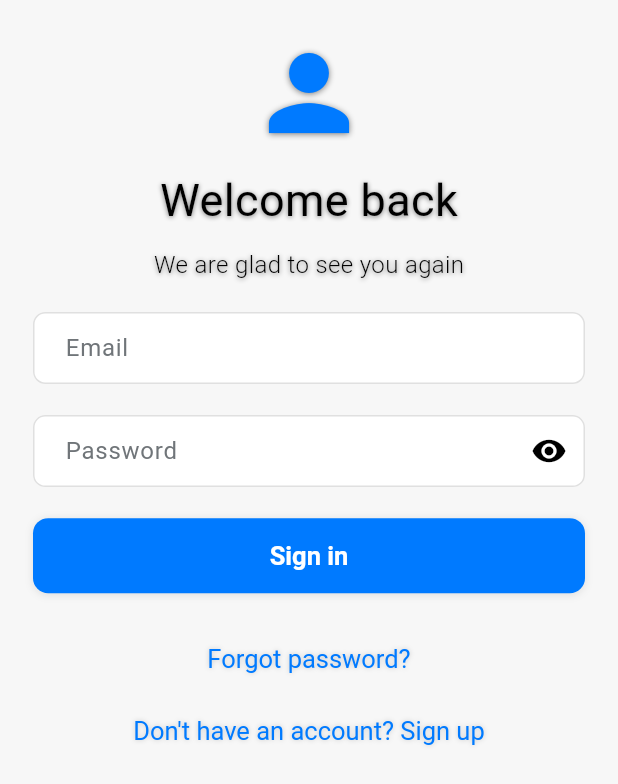
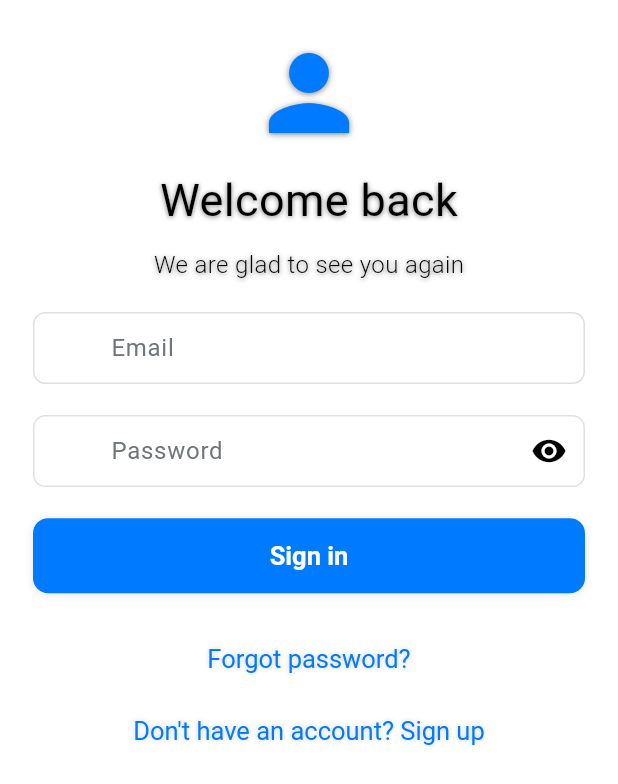
Before and after one commit to andrey2130/WhatsApp_copy, a Flutter app: the screen it shows after launch, after a tap on "Sign in via email", on a phone screen of 412 x 824 dp. Shown: the top 784 px of the screen. Run offline on Flutter 3.47's test engine with Material 3 defaults, Android fonts, the phone set to English and light mode, and no system bars; drawn by our look-alikes of talker_flutter; our stand-ins replace bloc, cloud_firestore, dartz, firebase_auth, firebase_core, flutter_bloc and 7 more; accounts and stored records are empty; Roboto replaces fonts that are missing (SF Pro Text).

Commit message:
Integrate ChatListBloc into dependency injection, update main app structure to include ChatListBloc, and refactor routing to use ChatListScreen. Modify CustomAppBar and CustomTextField to support additional widgets and styling enhancements. Update AppTheme for background color consistency and improve text styles with new options.

```diff
--- a/lib/core/app_route/app_router.dart
+++ b/lib/core/app_route/app_router.dart
@@ -4,7 +4,7 @@ import 'package:telegram_copy/feature/auth/pages/screens/sign_via_phone.dart';
 import 'package:telegram_copy/feature/auth/pages/screens/sign_in_screen.dart';
 import 'package:telegram_copy/feature/auth/pages/screens/opt_screen.dart';
 import 'package:telegram_copy/feature/auth/pages/screens/register_screen.dart';
-import 'package:telegram_copy/feature/home/home_screen.dart';
+import 'package:telegram_copy/feature/chat_list/presentation/pages/chat_list_screen.dart';
 
 class OtpRouteData {
   final String phoneNumber;
--- a/lib/core/theme/app_theme.dart
+++ b/lib/core/theme/app_theme.dart
@@ -3,7 +3,7 @@ import 'package:telegram_copy/core/theme/app_colors.dart';
 import 'package:telegram_copy/core/theme/text_style.dart';
 
 class AppTheme {
-  static const Color backgroundLight = Color(0xFFF7F7F7);
+  static const Color backgroundLight = Color(0xFFFFFFFF);
   static const Color backgroundDark = Color(0xFF0E1621);
   static const Color surfaceLight = Colors.white;
   static const Color surfaceDark = Color(0xFF17212B);
--- a/lib/core/utils/widgets/custom_bar.dart
+++ b/lib/core/utils/widgets/custom_bar.dart
@@ -4,12 +4,16 @@ class CustomAppBar extends StatelessWidget {
   final Widget? leftWidget;
   final Widget? centerWidget;
   final Widget? rightWidget;
+  final Widget? right2Widget;
+  final Widget? right3Widget;
 
   const CustomAppBar({
     super.key,
     this.leftWidget,
     this.centerWidget,
     this.rightWidget,
+    this.right2Widget,
+    this.right3Widget,
   });
 
   @override
@@ -17,9 +21,16 @@ class CustomAppBar extends StatelessWidget {
     return Row(
       mainAxisAlignment: MainAxisAlignment.spaceBetween,
       children: [
-        leftWidget ?? SizedBox.shrink(),
-        centerWidget ?? SizedBox.shrink(),
-        rightWidget ?? SizedBox.shrink(),
+        leftWidget ?? const SizedBox.shrink(),
+        centerWidget ?? const SizedBox.shrink(),
+        Row(
+          mainAxisSize: MainAxisSize.min,
+          children: [
+            rightWidget ?? const SizedBox.shrink(),
+            if (right2Widget != null) ...[right2Widget!],
+            if (right3Widget != null) ...[right3Widget!],
+          ],
+        ),
       ],
     );
   }
--- a/lib/core/utils/widgets/custom_textfield.dart
+++ b/lib/core/utils/widgets/custom_textfield.dart
@@ -28,8 +28,9 @@ class CustomTextField extends StatelessWidget {
   final BorderSide? borderSide;
   final BorderSide? focusedBorderSide;
   final TextStyle? hintStyle;
+  final Widget? prefixIcon;
   final Widget? sufixIcon;
-
+  final double? radius;
   const CustomTextField({
     super.key,
     required this.controller,
@@ -54,7 +55,9 @@ class CustomTextField extends StatelessWidget {
     this.borderSide,
     this.focusedBorderSide,
     this.hintStyle,
+    this.prefixIcon,
     this.sufixIcon,
+    this.radius = 8.0,
   });
 
   @override
@@ -81,6 +84,7 @@ class CustomTextField extends StatelessWidget {
                 Common.getInputDecoration(
                   context,
                   hintText ?? '',
+                  prefixIcon: prefixIcon ?? SizedBox.shrink(),
                   suffixIcon: sufixIcon ?? _buildSuffixIcon(),
                 ).copyWith(
                   filled: backgroundColor != null,
@@ -88,13 +92,13 @@ class CustomTextField extends StatelessWidget {
                   enabledBorder: OutlineInputBorder(
                     borderSide:
                         borderSide ?? BorderSide(color: Colors.grey.shade300),
-                    borderRadius: BorderRadius.circular(8.r),
+                    borderRadius: BorderRadius.circular(radius!.r),
                   ),
                   focusedBorder: OutlineInputBorder(
                     borderSide:
                         focusedBorderSide ??
                         const BorderSide(color: AppColors.primaryBlue),
-                    borderRadius: BorderRadius.circular(8.r),
+                    borderRadius: BorderRadius.circular(radius!.r),
                   ),
 
                   // Floating-label settings
@@ -107,7 +111,7 @@ class CustomTextField extends StatelessWidget {
                   // Optional inline hint when empty
                   hintText: hintText,
                   hintStyle: hintStyle,
-
+                  prefixIcon: prefixIcon ?? SizedBox.shrink(),
                   contentPadding: EdgeInsets.symmetric(
                     vertical: 8.h,
                     horizontal: 16.w,
--- /dev/null
+++ b/lib/feature/chat_list/presentation/bloc/chat_list_event.dart
@@ -0,0 +1,7 @@
+part of 'chat_list_bloc.dart';
+
+@freezed
+class ChatListEvent with _$ChatListEvent {
+  const factory ChatListEvent.started() = _Started;
+  const factory ChatListEvent.filterChanged(String filter) = FilterChanged;
+}
--- /dev/null
+++ b/lib/feature/chat_list/presentation/bloc/chat_list_state.dart
@@ -0,0 +1,8 @@
+part of 'chat_list_bloc.dart';
+
+@freezed
+class ChatListState with _$ChatListState {
+  const factory ChatListState.initial() = _Initial;
+  const factory ChatListState.loaded({required String selectedFilter}) =
+      _Loaded;
+}
--- a/lib/injections.dart
+++ b/lib/injections.dart
@@ -17,6 +17,7 @@ void configureDependencies() {
   getIt.registerLazySingleton<FirebaseFirestore>(
     () => FirebaseFirestore.instance,
   );
+
   getIt.registerLazySingleton<Talker>(() => TalkerFlutter.init());
   getIt.init();
 }
--- a/lib/main.dart
+++ b/lib/main.dart
@@ -9,6 +9,7 @@ import 'package:talker_flutter/talker_flutter.dart';
 import 'package:telegram_copy/core/app_route/app_router.dart';
 import 'package:telegram_copy/core/theme/app_theme.dart';
 import 'package:telegram_copy/feature/auth/pages/bloc/bloc/auth_bloc.dart';
+import 'package:telegram_copy/feature/chat_list/presentation/bloc/chat_list_bloc.dart';
 import 'package:telegram_copy/firebase_options.dart';
 import 'package:telegram_copy/injections.dart';
 
@@ -39,6 +40,7 @@ class MyApp extends StatelessWidget {
           create: (context) =>
               getIt<AuthBloc>()..add(const AuthBlocEvent.checkAuthStatus()),
         ),
+        BlocProvider(create: (context) => getIt<ChatListBloc>()),
       ],
       child: ScreenUtilInit(
         designSize: const Size(375, 812),
```
Also changed, not shown: lib/core/theme/text_style.dart (+20 -1 lines), lib/feature/chat_list/presentation/bloc/chat_list_bloc.dart (added, +20 -0 lines), lib/feature/chat_list/presentation/pages/chat_list_screen.dart (added, +71 -0 lines), lib/feature/chat_list/presentation/widgets/chat_list_widgets.dart (added, +81 -0 lines), lib/feature/chat_list/presentation/widgets/filter_widgets.dart (added, +89 -0 lines), lib/feature/home/home_screen.dart (deleted, +0 -24 lines), lib/feature/chat_list/presentation/bloc/chat_list_bloc.freezed.dart (added), lib/injections.config.dart.
